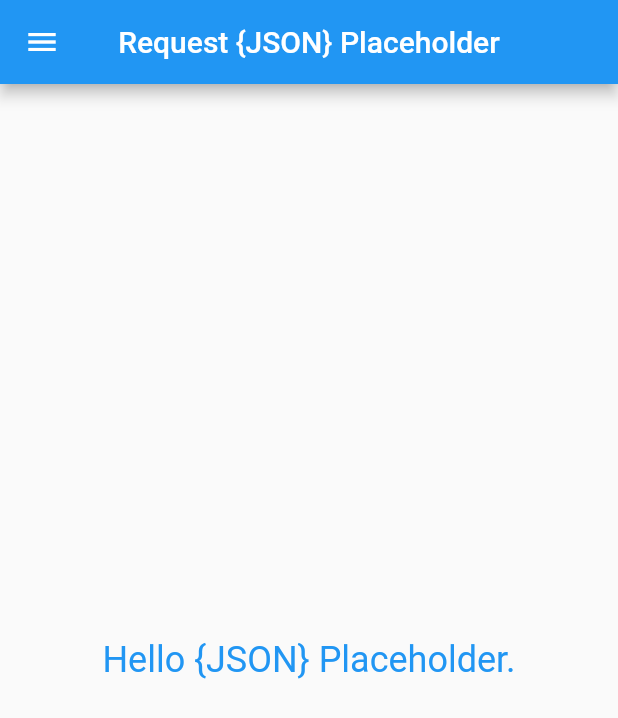
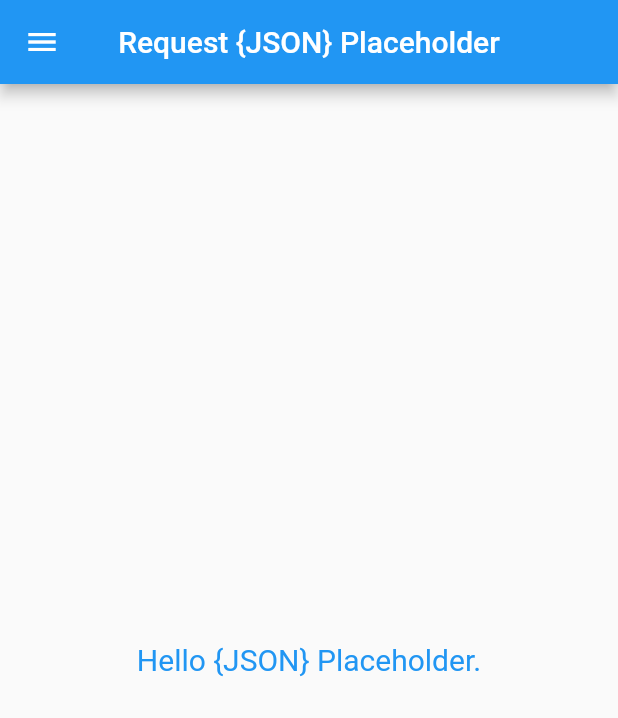
Before and after one commit to ru-461/request-placeholder, a Flutter app: the screen it shows after launch, on a phone screen of 412 x 824 dp. Shown: the top 718 px of the screen. Run offline on Flutter 3.47's test engine with Material 2 defaults, Android fonts, the phone set to English and light mode, and no system bars.

Commit message:
style: Update fontsize

```diff
--- a/lib/main.dart
+++ b/lib/main.dart
@@ -63,7 +63,7 @@ class _MyHomePageState extends State<MyHomePage> {
           children: const [
             Text(
               'Hello {JSON} Placeholder.',
-              style: TextStyle(color: Colors.blue, fontSize: 24),
+              style: TextStyle(color: Colors.blue, fontSize: 20),
             )
           ],
         ),
```
